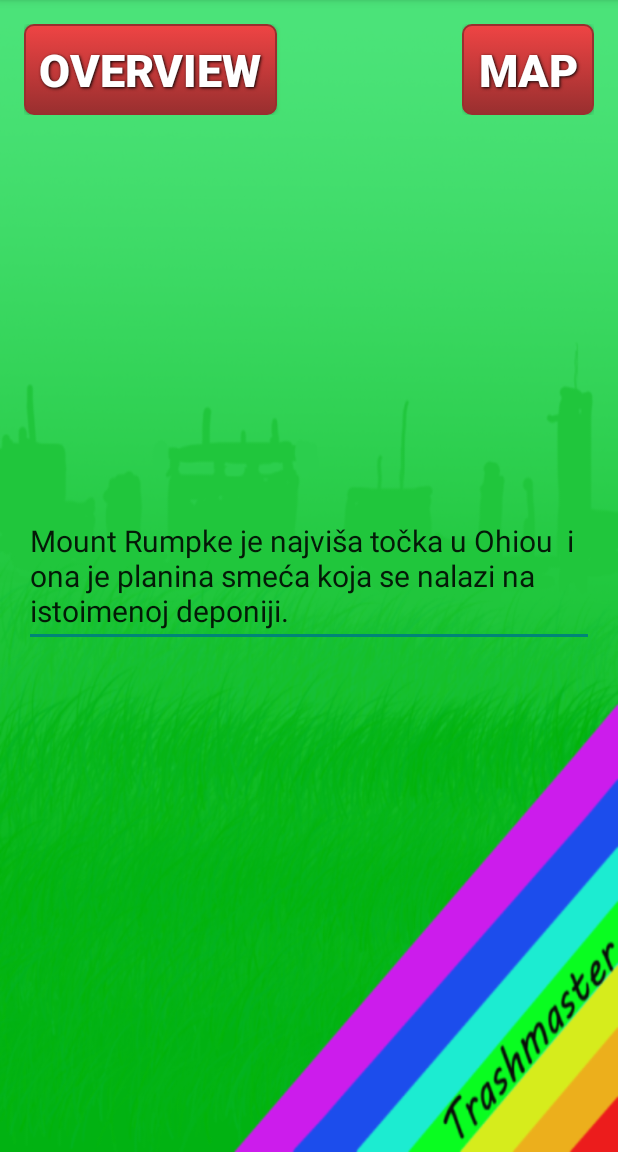
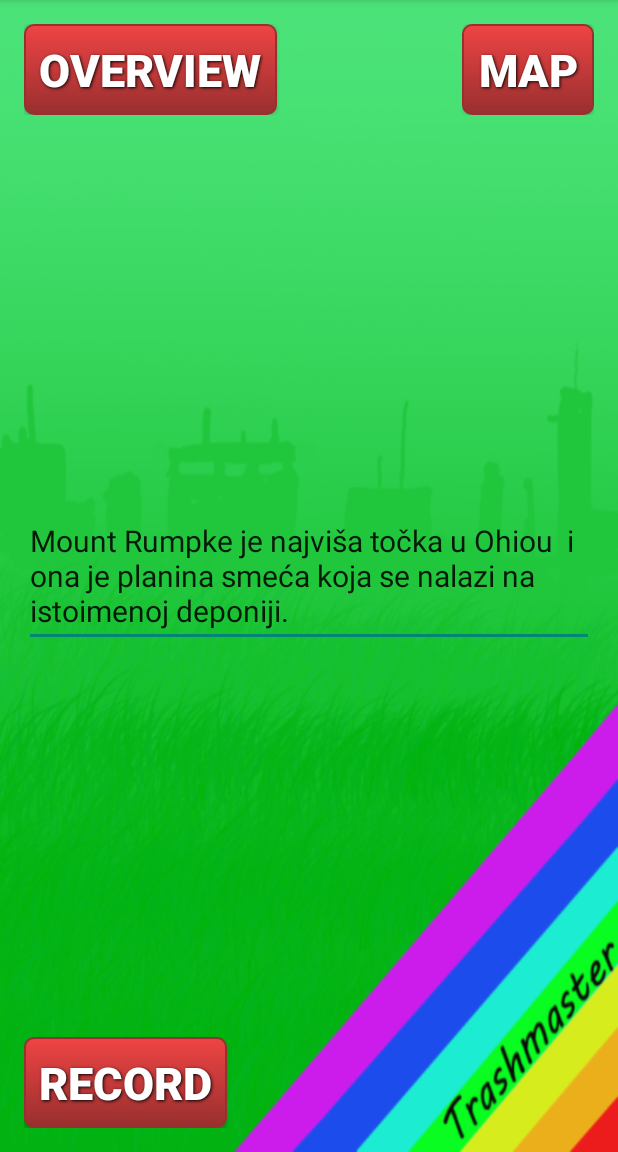
Before and after one commit to ojakovlj/trashmaster, an Android app: the screen it shows after launch (MenuActivity), on a phone screen of 412 x 824 dp, the part 84-1236 px from its top. Run offline under Robolectric (Android 15) with nearby library versions, the phone set to English and light mode, and no system bars.

Commit message:
Dodane zanimljivosti i buttoni popravljeni.

```diff
--- a/app/src/main/res/layout/activity_menu.xml
+++ b/app/src/main/res/layout/activity_menu.xml
@@ -78,5 +78,19 @@
 
         </LinearLayout>
 
-
+    <Button
+        android:background="@drawable/button"
+        android:layout_width="wrap_content"
+        android:layout_height="wrap_content"
+        android:text="@string/launch_record_activity"
+        android:id="@+id/launch_record"
+        android:textColor="#ffffff"
+        android:textSize="30dp"
+        android:textStyle="bold"
+        android:shadowColor="#000000"
+        android:shadowDx="1"
+        android:shadowDy="1"
+        android:shadowRadius="2"
+        android:layout_alignParentBottom="true"
+        android:layout_alignParentLeft="true" />
 </RelativeLayout>
--- a/app/src/main/res/values/strings.xml
+++ b/app/src/main/res/values/strings.xml
@@ -7,6 +7,7 @@
     <string name="title_activity_overview">OverviewActivity</string>
     <string name="launch_map_activity">Map</string>
     <string name="launch_overview_activity">Overview</string>
+    <string name="launch_record_activity">Record</string>
 
     <string-array name="type_choices">
         <item>NONE</item>
```
